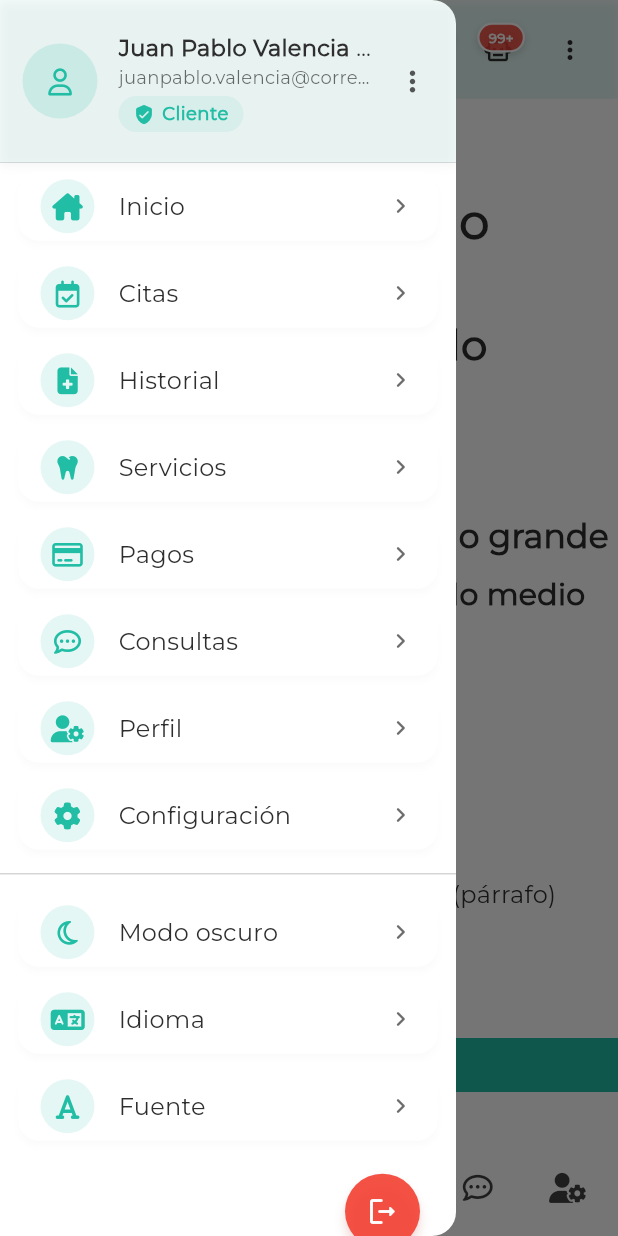
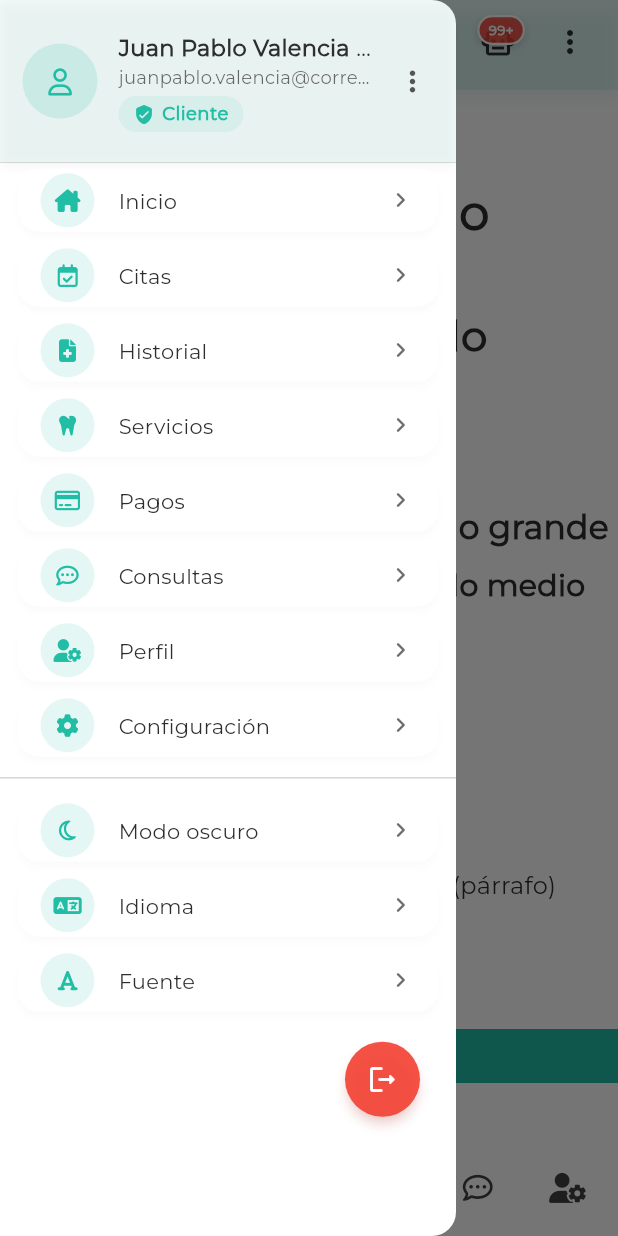
Before and after one commit to jvalenciadev/profe_asistencia, a Flutter app: the HomeView screen opened by its route, with the side drawer open, on a phone screen of 412 x 824 dp. Run offline on Flutter 3.47's test engine with Material 3 defaults, Android fonts, the phone set to English and light mode, and no system bars; drawn by our look-alikes of google_nav_bar; our stand-ins replace animate_do, cached_network_image, dio, flutter_dotenv, fluttertoast, font_awesome_flutter and 5 more; accounts and stored records are empty; network calls fail.

Commit message:
arreglos pequeños

```diff
--- a/lib/view/home/home_screen.dart
+++ b/lib/view/home/home_screen.dart
@@ -1,6 +1,5 @@
 import 'package:flutter/material.dart';
 import 'package:get/get.dart';
-import 'package:profe_asistencia/res/colors/app_color.dart';
 
 class HomeScreen extends StatefulWidget {
   const HomeScreen({super.key});
@@ -15,9 +14,7 @@ class _HomeScreenState extends State<HomeScreen> {
     final textTheme = Theme.of(context).textTheme;
 
     return SizedBox.expand(
-      child: Container(
-        color: AppColor.whiteColor,
-        child: ListView(
+      child: ListView(
           children: [
             Text(
               'Selecciona el modo de tema:',
@@ -160,7 +157,6 @@ class _HomeScreenState extends State<HomeScreen> {
             const SizedBox(height: 12),
             Text('labelSmall - Etiqueta pequeña', style: textTheme.labelSmall),
           ],
-        ),
       ),
     );
   }
--- a/lib/view/home/home_view.dart
+++ b/lib/view/home/home_view.dart
@@ -87,16 +87,10 @@ class _HomeViewState extends State<HomeView> {
       },
       child: Scaffold(
         drawer: CustomDrawer(),
-        body: SafeArea(
-          child: Column(
-          children: [
-            const CustomAppBarInBody(), // Ahora está dentro del body
-            Expanded(
-              child:
+        appBar: CustomAppBar(),
+        body:
                   _screens[_currentIndex], // Contenido dinámico debajo del appbar
-            ),
-          ],
-        ),),
+
         bottomNavigationBar: SafeArea(
           child: _buildBottomNavBar(theme, colorScheme),
         ),
--- a/lib/widgets/custom_appbar.dart
+++ b/lib/widgets/custom_appbar.dart
@@ -4,27 +4,25 @@ import 'package:get/get.dart';
 import 'helper.dart';
 import 'notification.dart';
 
-class CustomAppBarInBody extends StatelessWidget {
-  const CustomAppBarInBody({super.key});
+class CustomAppBar extends StatelessWidget implements PreferredSizeWidget {
+  const CustomAppBar({super.key});
+
+  @override
+  Size get preferredSize => const Size.fromHeight(60); // Altura del AppBar
 
   @override
   Widget build(BuildContext context) {
     final colorScheme = Theme.of(context).colorScheme;
     final textTheme = Theme.of(context).textTheme;
 
-    return Container(
-      height: kToolbarHeight + 10,
+    return AppBar(
+      automaticallyImplyLeading: false,
+      backgroundColor: colorScheme.primary.withAlpha(10),
+      elevation: 4,
+      shadowColor: colorScheme.primary.withAlpha(25),
+      titleSpacing: 0,
+      title: Padding(
         padding: const EdgeInsets.symmetric(horizontal: 8),
-      decoration: BoxDecoration(
-        color: colorScheme.primary.withAlpha(10),
-        boxShadow: [
-          BoxShadow(
-            color: colorScheme.primary.withAlpha(25),
-            blurRadius: 4,
-            offset: const Offset(0, 2),
-          )
-        ],
-      ),
         child: Row(
           children: [
             Builder(
@@ -120,6 +118,7 @@ class CustomAppBarInBody extends StatelessWidget {
             ),
           ],
         ),
+      ),
     );
   }
 }
--- a/lib/widgets/custom_drawer.dart
+++ b/lib/widgets/custom_drawer.dart
@@ -17,7 +17,6 @@ class CustomDrawer extends StatelessWidget {
           // Encabezado estilizado con sombra y padding
           Container(
             width: double.infinity,
-
             padding: EdgeInsets.fromLTRB(15, 20, 5, 20),
             decoration: BoxDecoration(
               color: colorScheme.primary.withValues(alpha: 0.06),
@@ -267,7 +266,7 @@ class CustomDrawer extends StatelessWidget {
     final textTheme = theme.textTheme;
 
     return Padding(
-      padding: const EdgeInsets.symmetric(vertical: 6),
+      padding: const EdgeInsets.symmetric(vertical: 4),
       child: Material(
         elevation: 2,
         shadowColor: colorScheme.shadow.withValues(alpha: 0.08),
@@ -279,7 +278,7 @@ class CustomDrawer extends StatelessWidget {
           highlightColor: colorScheme.primary.withValues(alpha: 0.04),
           onTap: onPressed,
           child: Padding(
-            padding: const EdgeInsets.symmetric(horizontal: 15, vertical: 5),
+            padding: const EdgeInsets.symmetric(horizontal: 15, vertical: 3),
             child: Row(
               children: [
                 Container(
@@ -290,7 +289,7 @@ class CustomDrawer extends StatelessWidget {
                     shape: BoxShape.circle,
                   ),
                   child: Center(
-                    child: FaIcon(icon, size: 18, color: colorScheme.primary),
+                    child: FaIcon(icon, size: 15, color: colorScheme.primary),
                   ),
                 ),
                 const SizedBox(width: 16),
@@ -298,7 +297,7 @@ class CustomDrawer extends StatelessWidget {
                   child: Text(
                     label,
                     style: textTheme.bodyLarge?.copyWith(
-                      fontSize: 16,
+                      fontSize: 14,
                       fontWeight: FontWeight.w500,
                       color: colorScheme.onSurface,
                     ),
```
Lines whose indentation alone changed are shown as unchanged.
